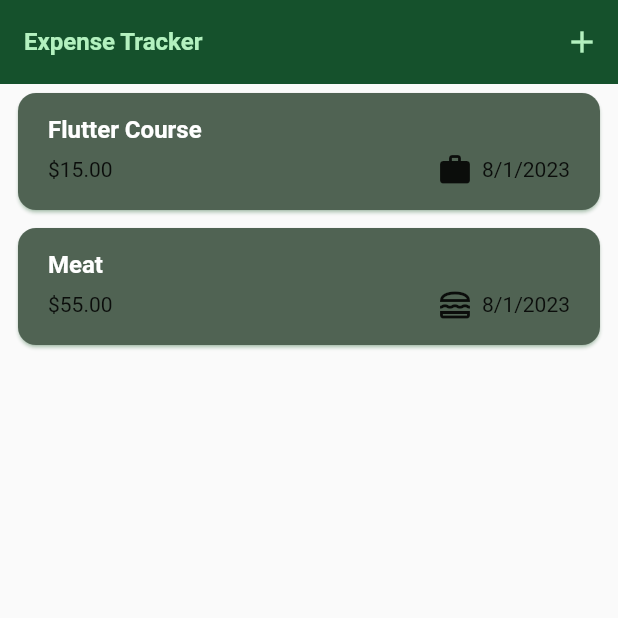
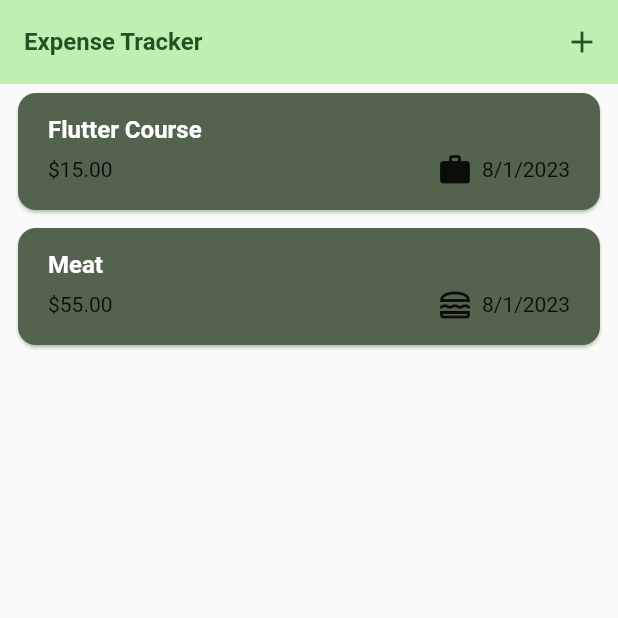
Before and after one commit to guisantogui/expeses_list, a Flutter app: the screen it shows after launch, on a phone screen of 412 x 824 dp, the top half of it. Run offline on Flutter 3.47's test engine with Material 2 defaults, Android fonts, the phone set to English and light mode, and no system bars.

Commit message:
Adicionando tema escuro

```diff
--- a/lib/main.dart
+++ b/lib/main.dart
@@ -9,17 +9,37 @@ class MyApp extends StatelessWidget {
   MyApp({super.key});
 
   var kColorScheme =
-      ColorScheme.fromSeed(seedColor: Color.fromARGB(255, 66, 141, 90));
+      ColorScheme.fromSeed(seedColor: Color.fromARGB(255, 116, 188, 105));
+
+  var kDarkColorScheme = ColorScheme.fromSeed(
+    brightness: Brightness.dark,
+    seedColor: Color.fromARGB(255, 56, 131, 82),
+  );
 
   @override
   Widget build(BuildContext context) {
     return MaterialApp(
+      darkTheme: ThemeData.dark().copyWith(
+        useMaterial3: true,
+        colorScheme: kDarkColorScheme,
+        cardTheme: CardTheme().copyWith(
+          color: kDarkColorScheme.secondaryContainer,
+          margin: const EdgeInsets.symmetric(horizontal: 12, vertical: 6),
+        ),
+        elevatedButtonTheme: ElevatedButtonThemeData(
+          style: ElevatedButton.styleFrom(
+            backgroundColor: kColorScheme.primaryContainer,
+            foregroundColor: kColorScheme.onPrimaryContainer,
+            textStyle: const TextStyle(color: Colors.white),
+          ),
+        ),
+      ),
       theme: ThemeData().copyWith(
         useMaterial3: true,
         colorScheme: kColorScheme,
         appBarTheme: const AppBarTheme().copyWith(
-          backgroundColor: kColorScheme.onPrimaryContainer,
-          foregroundColor: kColorScheme.primaryContainer,
+          backgroundColor: kColorScheme.primaryContainer,
+          foregroundColor: kColorScheme.onPrimaryContainer,
         ),
         cardTheme: CardTheme().copyWith(
           color: kColorScheme.secondary,
@@ -28,7 +48,7 @@ class MyApp extends StatelessWidget {
         ),
         elevatedButtonTheme: ElevatedButtonThemeData(
           style: ElevatedButton.styleFrom(
-            backgroundColor: kColorScheme.tertiary,
+            backgroundColor: kColorScheme.tertiaryContainer,
             textStyle: const TextStyle(color: Colors.white),
           ),
         ),
@@ -40,6 +60,7 @@ class MyApp extends StatelessWidget {
               ),
             ),
       ),
+      themeMode: ThemeMode.system, //default
       home: const Expenses(),
     );
   }
```
